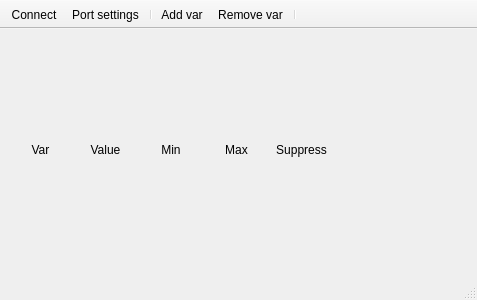
Qt form mainwindow.ui (troisiemetype/ardebug) before a commit.
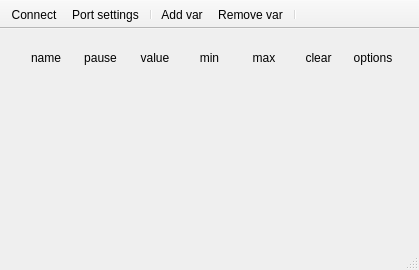
The same form after that commit.

The edit to the form file:
```diff
--- a/mainwindow.ui
+++ b/mainwindow.ui
@@ -6,51 +6,34 @@
    <rect>
     <x>0</x>
     <y>0</y>
-    <width>477</width>
-    <height>300</height>
+    <width>419</width>
+    <height>270</height>
    </rect>
   </property>
   <property name="windowTitle">
    <string>MainWindow</string>
   </property>
   <widget class="QWidget" name="centralWidget">
-   <widget class="QWidget" name="gridLayoutWidget">
-    <property name="geometry">
-     <rect>
-      <x>0</x>
-      <y>0</y>
-      <width>342</width>
-      <height>241</height>
-     </rect>
+   <property name="sizePolicy">
+    <sizepolicy hsizetype="Expanding" vsizetype="Fixed">
+     <horstretch>0</horstretch>
+     <verstretch>0</verstretch>
+    </sizepolicy>
+   </property>
+   <layout class="QVBoxLayout" name="verticalLayout">
+    <item>
+     <widget class="QWidget" name="gridWidget" native="true">
+      <property name="minimumSize">
+       <size>
+        <width>0</width>
+        <height>0</height>
+       </size>
     </property>
     <layout class="QGridLayout" name="pairsLayout">
-     <property name="sizeConstraint">
-      <enum>QLayout::SetDefaultConstraint</enum>
-     </property>
-     <item row="0" column="3">
-      <widget class="QLabel" name="maxLabel">
-       <property name="text">
-        <string>Max</string>
-       </property>
-       <property name="alignment">
-        <set>Qt::AlignCenter</set>
-       </property>
-      </widget>
-     </item>
      <item row="0" column="0">
       <widget class="QLabel" name="varLabel">
        <property name="text">
-        <string>Var</string>
-       </property>
-       <property name="alignment">
-        <set>Qt::AlignCenter</set>
-       </property>
-      </widget>
-     </item>
-     <item row="0" column="2">
-      <widget class="QLabel" name="minLabel">
-       <property name="text">
-        <string>Min</string>
+          <string>name</string>
        </property>
        <property name="alignment">
         <set>Qt::AlignCenter</set>
@@ -58,9 +41,19 @@
       </widget>
      </item>
      <item row="0" column="1">
+        <widget class="QLabel" name="pauseLabel">
+         <property name="text">
+          <string>pause</string>
+         </property>
+         <property name="alignment">
+          <set>Qt::AlignCenter</set>
+         </property>
+        </widget>
+       </item>
+       <item row="0" column="2">
       <widget class="QLabel" name="valueLabel">
        <property name="text">
-        <string>Value</string>
+          <string>value</string>
        </property>
        <property name="alignment">
         <set>Qt::AlignCenter</set>
@@ -68,17 +61,62 @@
       </widget>
      </item>
      <item row="0" column="4">
-      <widget class="QLabel" name="supressLabel">
+        <widget class="QLabel" name="maxLabel">
        <property name="text">
-        <string>Suppress</string>
+          <string>max</string>
        </property>
        <property name="alignment">
         <set>Qt::AlignCenter</set>
        </property>
       </widget>
      </item>
-    </layout>
-   </widget>
+       <item row="0" column="5">
+        <widget class="QLabel" name="clearLabel">
+         <property name="text">
+          <string>clear</string>
+         </property>
+         <property name="alignment">
+          <set>Qt::AlignCenter</set>
+         </property>
+        </widget>
+       </item>
+       <item row="0" column="3">
+        <widget class="QLabel" name="minLabel">
+         <property name="text">
+          <string>min</string>
+         </property>
+         <property name="alignment">
+          <set>Qt::AlignCenter</set>
+         </property>
+        </widget>
+       </item>
+       <item row="0" column="6">
+        <widget class="QLabel" name="optionLabel">
+         <property name="text">
+          <string>options</string>
+         </property>
+         <property name="alignment">
+          <set>Qt::AlignCenter</set>
+         </property>
+        </widget>
+       </item>
+      </layout>
+     </widget>
+    </item>
+    <item>
+     <spacer name="verticalSpacer">
+      <property name="orientation">
+       <enum>Qt::Vertical</enum>
+      </property>
+      <property name="sizeHint" stdset="0">
+       <size>
+        <width>20</width>
+        <height>40</height>
+       </size>
+      </property>
+     </spacer>
+    </item>
+   </layout>
   </widget>
   <widget class="QMenuBar" name="menuBar">
    <property name="geometry">
```
Left out of the diff: 4 changed lines with no effect on the pictures. Lines whose indentation alone changed are shown as unchanged.
